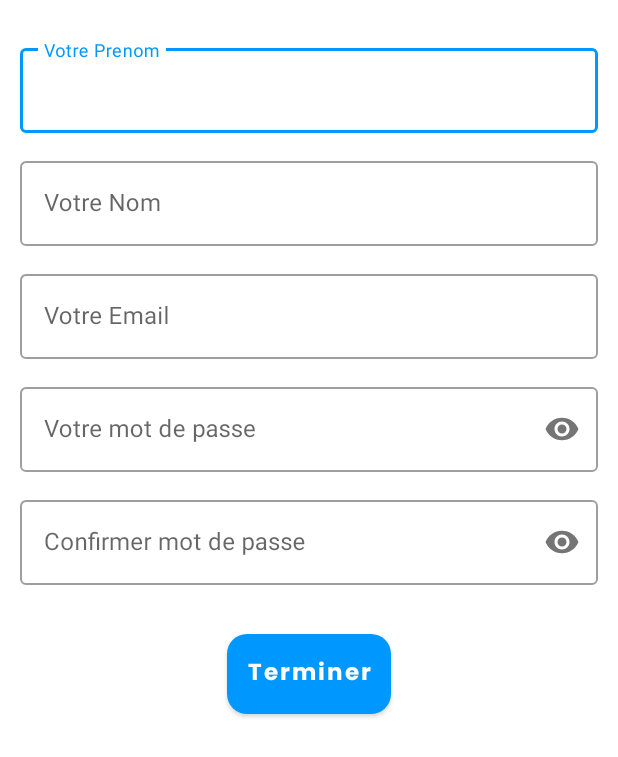
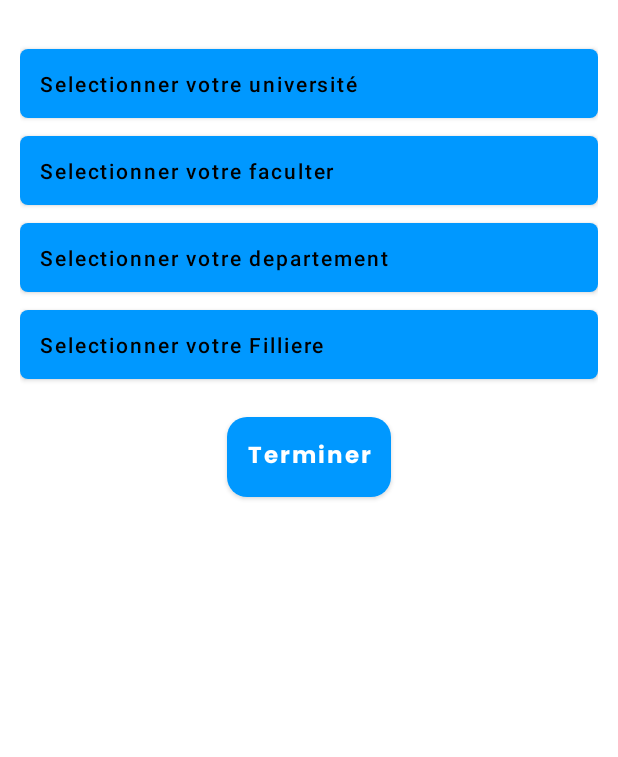
Before and after one commit to BabiMumba/Funda-Academia, an Android app: the fragment StepeTwoFragment shown on its own in the app's theme, on a phone screen of 412 x 824 dp. Shown: the top 757 px of the screen. Run offline under Robolectric (Android 15) with nearby library versions, the phone set to English and light mode, and no system bars; our stand-ins replace Firebase (no records; nobody signed in at launch, a user with empty details on screens opened directly), sdp/ssp sizes.

Commit message:
add new class

```diff
--- a/app/src/main/java/cd/bmfundacademia/com/Adapter/RegisterPagerAdapter.kt
+++ b/app/src/main/java/cd/bmfundacademia/com/Adapter/RegisterPagerAdapter.kt
@@ -1,4 +1,5 @@
 package cd.bmfundacademia.com.Adapter
+//creer par babi mumba le 12/05/2024 a 21h50
 
 import androidx.fragment.app.Fragment
 import androidx.fragment.app.FragmentActivity
--- a/app/src/main/java/cd/bmfundacademia/com/Auth/StepRegister/StepeOneFragment.kt
+++ b/app/src/main/java/cd/bmfundacademia/com/Auth/StepRegister/StepeOneFragment.kt
@@ -1,5 +1,6 @@
 package cd.bmfundacademia.com.Auth.StepRegister
 
+//creer par babi mumba le 12/05/2024 a 21h50
 import android.os.Bundle
 import android.os.Handler
 import androidx.fragment.app.Fragment
@@ -26,12 +27,10 @@ class StepeOneFragment : Fragment() {
         binding.btnSave.btnModelSmal.backgroundTintList = resources.getColorStateList(R.color.primary)
         binding.btnSave.btnModelSmal.setOnClickListener {
             // Vérifier si les informations saisies sont valides et retourner true ou false en conséquence
-            if (validateData()) {
+            if (!validateData()) {
                 Utils.loading(true, binding.progressBar, binding.btnSave.btnModelSmal)
                 Handler().postDelayed({
                     Utils.loading(false, binding.progressBar, binding.btnSave.btnModelSmal)
-                    // Si les informations sont valides, passer à l'étape suivante
-                    // Récupérer l'instance de l'activité parente
                     val parentActivity = activity as RegisterActivity
                     // Passer à l'étape suivante
                     parentActivity.viewPager.currentItem += 1
--- a/app/src/main/java/cd/bmfundacademia/com/Util/Utils.kt
+++ b/app/src/main/java/cd/bmfundacademia/com/Util/Utils.kt
@@ -1,4 +1,6 @@
 package cd.bmfundacademia.com.Util
+
+//creer par babi mumba le 11/05/2024 a 11h20
 
 import android.content.Context
 import android.content.Intent
--- a/app/src/main/res/layout/fragment_stepe_one.xml
+++ b/app/src/main/res/layout/fragment_stepe_one.xml
@@ -7,6 +7,10 @@
     android:layout_height="match_parent"
     tools:context=".Auth.StepRegister.StepeOneFragment">
 
+    <androidx.core.widget.NestedScrollView
+        android:layout_width="match_parent"
+        android:layout_height="match_parent"
+        >
         <LinearLayout
             android:layout_width="match_parent"
             android:layout_height="wrap_content"
@@ -138,5 +142,6 @@
             </RelativeLayout>
 
         </LinearLayout>
+    </androidx.core.widget.NestedScrollView>
 
 </FrameLayout>
--- a/app/src/main/res/layout/fragment_stepe_two.xml
+++ b/app/src/main/res/layout/fragment_stepe_two.xml
@@ -7,98 +7,61 @@
     android:layout_height="match_parent"
     tools:context=".Auth.StepRegister.StepeOneFragment">
 
+   <androidx.core.widget.NestedScrollView
+       android:layout_width="match_parent"
+       android:layout_height="wrap_content"
+       >
        <LinearLayout
            android:layout_width="match_parent"
            android:layout_height="wrap_content"
            android:orientation="vertical"
            android:padding="@dimen/_10sdp"
            android:layout_marginTop="@dimen/_10sdp"
-
            tools:ignore="UselessParent">
-
-        <com.google.android.material.textfield.TextInputLayout
-            android:layout_width="match_parent"
-            android:layout_marginBottom="@dimen/_10sdp"
-            android:layout_height="wrap_content"
-            style="@style/Widget.MaterialComponents.TextInputLayout.OutlinedBox"
-            android:hint="Votre Prenom"
-            >
-            <EditText
-                android:imeOptions="actionNext"
-                android:inputType="textPersonName"
-                android:textColor="@color/primary_text"
+           <com.google.android.material.button.MaterialButton
                android:layout_width="match_parent"
                android:layout_height="wrap_content"
-                android:id="@+id/prenom"
+               android:id="@+id/university"
+               android:textColor="@color/primary_text"
+               android:text="Selectionner votre université"
+               android:gravity="start"
+               android:textAllCaps="false"
+               android:padding="@dimen/_10sdp"
+               app:cornerRadius="@dimen/_4sdp"
                />
-        </com.google.android.material.textfield.TextInputLayout>
-        <com.google.android.material.textfield.TextInputLayout
-            android:layout_width="match_parent"
-            android:layout_marginBottom="@dimen/_10sdp"
-            android:layout_height="wrap_content"
-            style="@style/Widget.MaterialComponents.TextInputLayout.OutlinedBox"
-            android:hint="Votre Nom"
-            >
-            <EditText
-                android:imeOptions="actionNext"
-                android:inputType="textPersonName"
-                android:textColor="@color/primary_text"
+           <com.google.android.material.button.MaterialButton
                android:layout_width="match_parent"
                android:layout_height="wrap_content"
-                android:id="@+id/nom"
+               android:id="@+id/faculter"
+               android:textColor="@color/primary_text"
+               android:text="Selectionner votre faculter"
+               android:gravity="start"
+               android:textAllCaps="false"
+               android:padding="@dimen/_10sdp"
+               app:cornerRadius="@dimen/_4sdp"
                />
-        </com.google.android.material.textfield.TextInputLayout>
-        <com.google.android.material.textfield.TextInputLayout
-            android:layout_width="match_parent"
-            android:layout_marginBottom="@dimen/_10sdp"
-            android:layout_height="wrap_content"
-            style="@style/Widget.MaterialComponents.TextInputLayout.OutlinedBox"
-            android:hint="Votre Email"
-            >
-            <EditText
-                android:imeOptions="actionNext"
-                android:inputType="textEmailAddress"
-                android:textColor="@color/primary_text"
+           <com.google.android.material.button.MaterialButton
                android:layout_width="match_parent"
                android:layout_height="wrap_content"
-                android:id="@+id/email"
+               android:id="@+id/departement"
+               android:textColor="@color/primary_text"
+               android:text="Selectionner votre departement"
+               android:gravity="start"
+               android:textAllCaps="false"
+               android:padding="@dimen/_10sdp"
+               app:cornerRadius="@dimen/_4sdp"
                />
-        </com.google.android.material.textfield.TextInputLayout>
-        <com.google.android.material.textfield.TextInputLayout
-            android:layout_width="match_parent"
-            android:layout_marginBottom="@dimen/_10sdp"
-            android:layout_height="wrap_content"
-            style="@style/Widget.MaterialComponents.TextInputLayout.OutlinedBox"
-            android:hint="Votre mot de passe"
-            app:passwordToggleEnabled="true"
-            >
-            <EditText
-                android:imeOptions="actionNext"
-                android:inputType="textPassword"
-                android:textColor="@color/primary_text"
+           <com.google.android.material.button.MaterialButton
                android:layout_width="match_parent"
                android:layout_height="wrap_content"
-                android:id="@+id/password"
+               android:id="@+id/filliere"
+               android:textColor="@color/primary_text"
+               android:text="Selectionner votre Filliere"
+               android:gravity="start"
+               android:textAllCaps="false"
+               android:padding="@dimen/_10sdp"
+               app:cornerRadius="@dimen/_4sdp"
                />
-        </com.google.android.material.textfield.TextInputLayout>
-        <com.google.android.material.textfield.TextInputLayout
-            android:layout_width="match_parent"
-            android:layout_marginBottom="@dimen/_10sdp"
-            android:layout_height="wrap_content"
-            style="@style/Widget.MaterialComponents.TextInputLayout.OutlinedBox"
-            android:hint="Confirmer mot de passe"
-            app:passwordToggleEnabled="true"
-            >
-            <EditText
-                android:imeOptions="actionNext"
-                android:inputType="textPassword"
-                android:textColor="@color/primary_text"
-                android:layout_width="match_parent"
-                android:layout_height="wrap_content"
-                android:id="@+id/confirmpassword"
-                />
-        </com.google.android.material.textfield.TextInputLayout>
-
            <RelativeLayout
                android:padding="@dimen/_10sdp"
                android:layout_marginBottom="@dimen/_10sdp"
@@ -123,5 +86,6 @@
            </RelativeLayout>
 
        </LinearLayout>
+   </androidx.core.widget.NestedScrollView>
 
 </FrameLayout>
```
Also changed, not shown: app/src/main/java/cd/bmfundacademia/com/Auth/StepRegister/StepeTwoFragment.kt (+57 -0 lines), app/src/main/java/cd/bmfundacademia/com/Model/University.kt (added, +9 -0 lines), app/src/main/res/drawable/background_input_new.xml (added, +15 -0 lines), app/src/main/res/layout/bottom_sheet_universities.xml (added, +38 -0 lines). Lines whose indentation alone changed are shown as unchanged.
